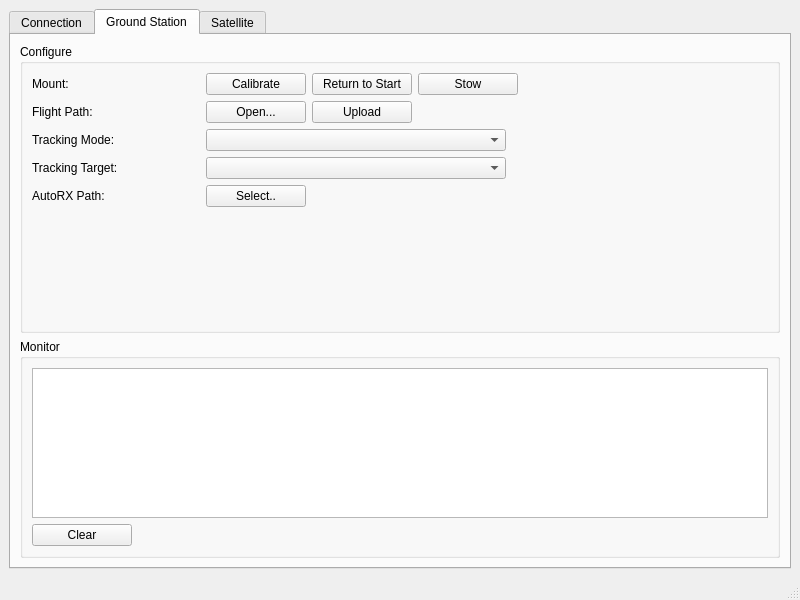
First picture: the form in code/pqui/ui/MainWindow.ui, repository gvcallen/pqcom, before the edit.
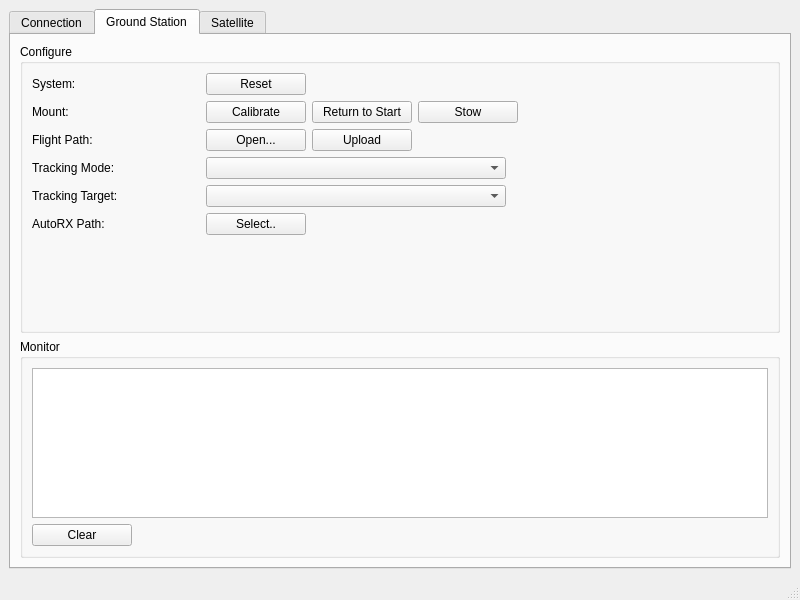
Second picture: the form after the edit.

The edit to the form file:
```diff
--- a/code/pqui/ui/MainWindow.ui
+++ b/code/pqui/ui/MainWindow.ui
@@ -222,14 +222,81 @@
           <layout class="QVBoxLayout" name="verticalLayout_5">
            <item>
             <layout class="QGridLayout" name="gridLayout">
-             <item row="0" column="0">
+             <item row="4" column="2">
+              <widget class="QComboBox" name="trackModeCombo">
+               <property name="minimumSize">
+                <size>
+                 <width>100</width>
+                 <height>0</height>
+                </size>
+               </property>
+               <property name="maximumSize">
+                <size>
+                 <width>300</width>
+                 <height>16777215</height>
+                </size>
+               </property>
+               <property name="currentText">
+                <string/>
+               </property>
+              </widget>
+             </item>
+             <item row="1" column="0">
               <widget class="QLabel" name="label_5">
                <property name="text">
                 <string>Mount:</string>
                </property>
               </widget>
              </item>
-             <item row="0" column="2">
+             <item row="6" column="2">
+              <widget class="QComboBox" name="trackTargetCombo">
+               <property name="maximumSize">
+                <size>
+                 <width>300</width>
+                 <height>16777215</height>
+                </size>
+               </property>
+              </widget>
+             </item>
+             <item row="7" column="2">
+              <layout class="QHBoxLayout" name="horizontalLayout_8">
+               <item>
+                <widget class="QPushButton" name="pushButton_4">
+                 <property name="maximumSize">
+                  <size>
+                   <width>100</width>
+                   <height>16777215</height>
+                  </size>
+                 </property>
+                 <property name="text">
+                  <string>Select..</string>
+                 </property>
+                </widget>
+               </item>
+               <item>
+                <widget class="QLabel" name="autoRXPathLabel">
+                 <property name="text">
+                  <string>&lt;No folder selected&gt;</string>
+                 </property>
+                </widget>
+               </item>
+              </layout>
+             </item>
+             <item row="6" column="0">
+              <widget class="QLabel" name="label_6">
+               <property name="text">
+                <string>Tracking Target:</string>
+               </property>
+              </widget>
+             </item>
+             <item row="7" column="0">
+              <widget class="QLabel" name="label_7">
+               <property name="text">
+                <string>AutoRX Path:</string>
+               </property>
+              </widget>
+             </item>
+             <item row="1" column="2">
               <layout class="QHBoxLayout" name="horizontalLayout_14">
                <item>
                 <widget class="QPushButton" name="pushButton">
@@ -303,28 +370,7 @@
                </item>
               </layout>
              </item>
-             <item row="6" column="0">
-              <widget class="QLabel" name="label_7">
-               <property name="text">
-                <string>AutoRX Path:</string>
-               </property>
-              </widget>
-             </item>
-             <item row="3" column="0">
-              <widget class="QLabel" name="label_3">
-               <property name="text">
-                <string>Tracking Mode:</string>
-               </property>
-              </widget>
-             </item>
-             <item row="5" column="0">
-              <widget class="QLabel" name="label_6">
-               <property name="text">
-                <string>Tracking Target:</string>
-               </property>
-              </widget>
-             </item>
-             <item row="1" column="2">
+             <item row="2" column="2">
               <layout class="QHBoxLayout" name="horizontalLayout_13">
                <item>
                 <widget class="QPushButton" name="flightPathFileButton">
@@ -388,24 +434,14 @@
                </item>
               </layout>
              </item>
-             <item row="1" column="0">
+             <item row="2" column="0">
               <widget class="QLabel" name="label_4">
                <property name="text">
                 <string>Flight Path:</string>
                </property>
               </widget>
              </item>
-             <item row="5" column="2">
-              <widget class="QComboBox" name="trackTargetCombo">
-               <property name="maximumSize">
-                <size>
-                 <width>300</width>
-                 <height>16777215</height>
-                </size>
-               </property>
-              </widget>
-             </item>
-             <item row="3" column="1">
+             <item row="4" column="1">
               <spacer name="horizontalSpacer_3">
                <property name="orientation">
                 <enum>Qt::Horizontal</enum>
@@ -418,49 +454,33 @@
                </property>
               </spacer>
              </item>
-             <item row="3" column="2">
-              <widget class="QComboBox" name="trackModeCombo">
-               <property name="minimumSize">
-                <size>
-                 <width>100</width>
-                 <height>0</height>
-                </size>
+             <item row="4" column="0">
+              <widget class="QLabel" name="label_3">
+               <property name="text">
+                <string>Tracking Mode:</string>
                </property>
+              </widget>
+             </item>
+             <item row="0" column="0">
+              <widget class="QLabel" name="label_8">
+               <property name="text">
+                <string>System:</string>
+               </property>
+              </widget>
+             </item>
+             <item row="0" column="2">
+              <widget class="QPushButton" name="pushButton_5">
                <property name="maximumSize">
                 <size>
-                 <width>300</width>
+                 <width>100</width>
                  <height>16777215</height>
                 </size>
                </property>
-               <property name="currentText">
-                <string/>
+               <property name="text">
+                <string>Reset</string>
                </property>
               </widget>
              </item>
-             <item row="6" column="2">
-              <layout class="QHBoxLayout" name="horizontalLayout_8">
-               <item>
-                <widget class="QPushButton" name="pushButton_4">
-                 <property name="maximumSize">
-                  <size>
-                   <width>100</width>
-                   <height>16777215</height>
-                  </size>
-                 </property>
-                 <property name="text">
-                  <string>Select..</string>
-                 </property>
-                </widget>
-               </item>
-               <item>
-                <widget class="QLabel" name="autoRXPathLabel">
-                 <property name="text">
-                  <string>&lt;No folder selected&gt;</string>
-                 </property>
-                </widget>
-               </item>
-              </layout>
-             </item>
             </layout>
            </item>
            <item>
```
Left out of the diff: 53 changed lines with no effect on the pictures.
